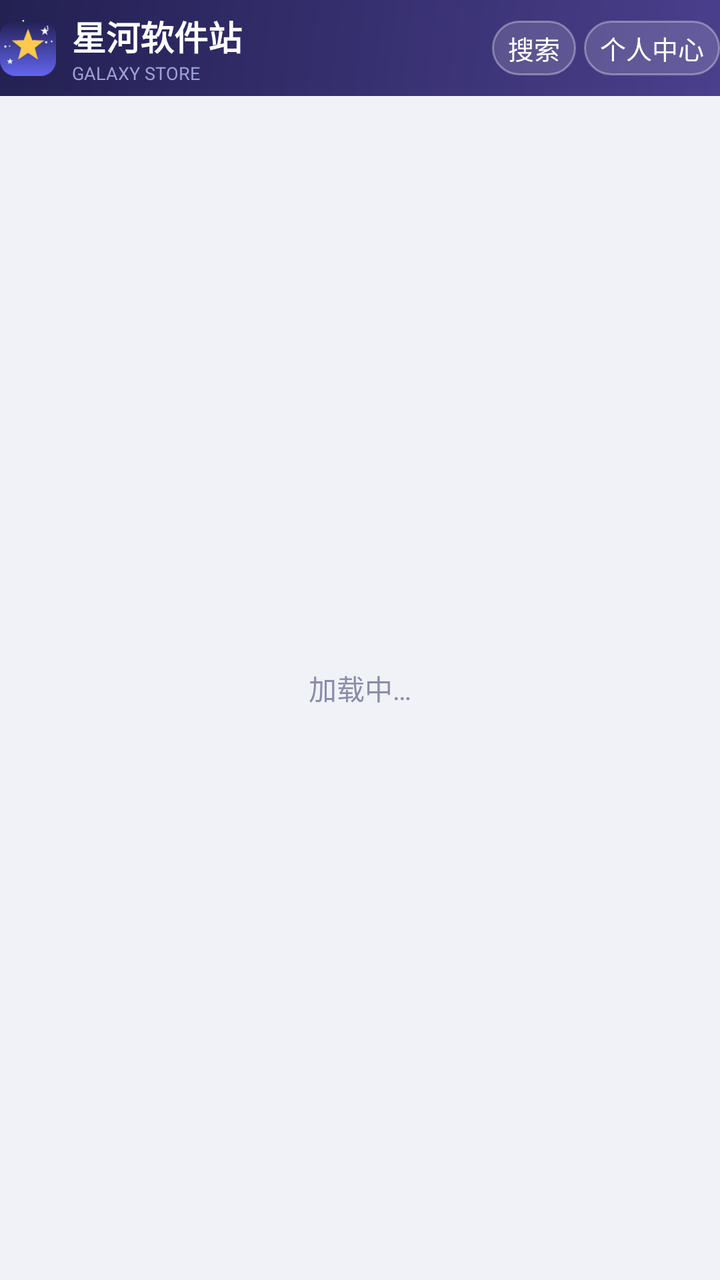
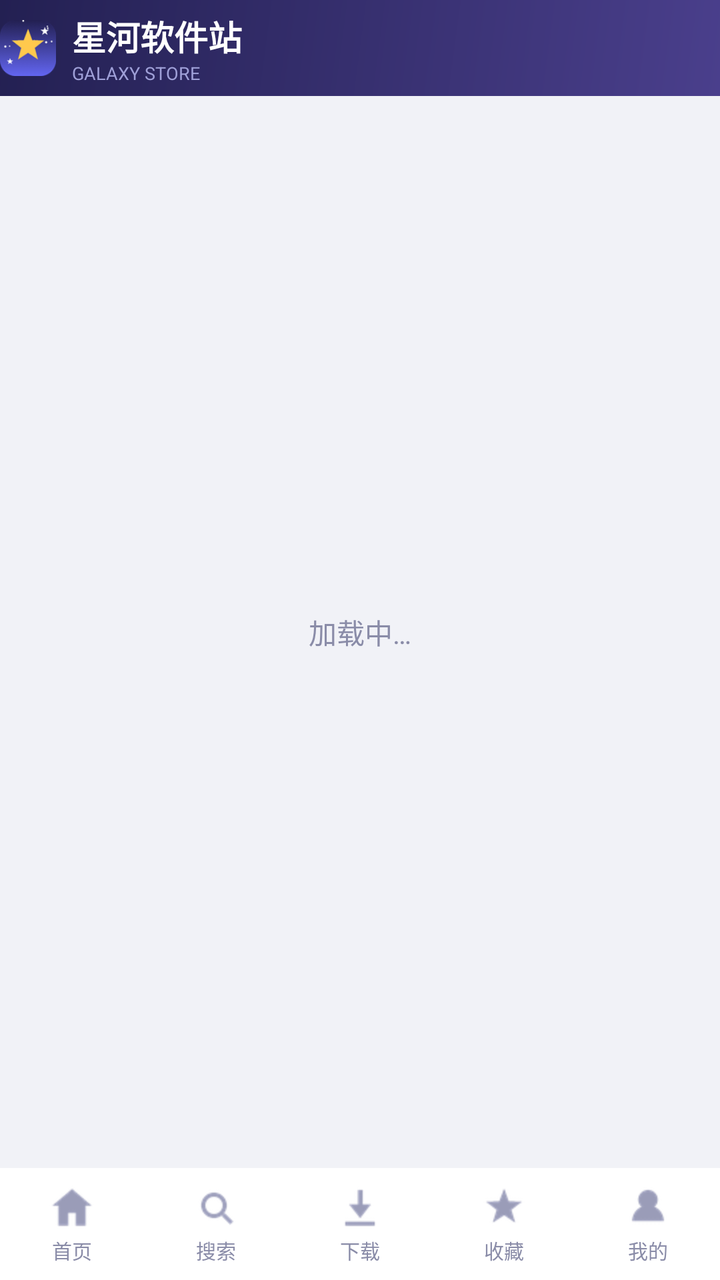

Before-and-after screenshots of an Android layout around one commit, followed by the original layout XML and the change that was made.
<!-- AndroidManifest.xml: application theme AppTheme -->
<!-- res/layout/main.xml -->
<?xml version="1.0" encoding="utf-8"?>
<LinearLayout xmlns:android="http://schemas.android.com/apk/res/android"
    android:layout_width="fill_parent"
    android:layout_height="fill_parent"
    android:orientation="vertical"
    android:background="@color/bg">

    
    <LinearLayout style="@style/HeaderBar">

        <ImageView
            android:layout_width="28dp"
            android:layout_height="28dp"
            android:src="@drawable/ic_logo" />

        <LinearLayout
            android:layout_width="0dp"
            android:layout_height="wrap_content"
            android:layout_weight="1"
            android:orientation="vertical"
            android:paddingLeft="8dp">

            <TextView
                android:layout_width="wrap_content"
                android:layout_height="wrap_content"
                android:text="@string/app_name"
                android:textColor="@color/white"
                android:textSize="17sp"
                android:textStyle="bold" />

            <TextView
                android:layout_width="wrap_content"
                android:layout_height="wrap_content"
                android:text="@string/app_slogan"
                android:textColor="#9FA0D8"
                android:textSize="9sp" />
        </LinearLayout>

        <TextView
            android:id="@+id/btn_header_search"
            style="@style/HeaderButton"
            android:text="@string/menu_search" />

        <TextView
            android:id="@+id/btn_header_me"
            style="@style/HeaderButton"
            android:text="@string/menu_me" />
    </LinearLayout>

    <TabHost
        android:id="@+id/tabhost"
        android:layout_width="fill_parent"
        android:layout_height="0dp"
        android:layout_weight="1">

        <LinearLayout
            android:layout_width="fill_parent"
            android:layout_height="fill_parent"
            android:orientation="vertical">

            <FrameLayout
                android:id="@android:id/tabcontent"
                android:layout_width="fill_parent"
                android:layout_height="0dp"
                android:layout_weight="1">

                <ListView
                    android:id="@+id/list_apps"
                    android:layout_width="fill_parent"
                    android:layout_height="fill_parent"
                    android:cacheColorHint="#00000000"
                    android:divider="@drawable/divider"
                    android:dividerHeight="8dp"
                    android:listSelector="@android:color/transparent"
                    android:paddingLeft="10dp"
                    android:paddingRight="10dp"
                    android:paddingTop="6dp"
                    android:scrollbarStyle="outsideOverlay" />

                <TextView
                    android:id="@+id/empty_view"
                    android:layout_width="wrap_content"
                    android:layout_height="wrap_content"
                    android:layout_gravity="center"
                    android:text="@string/loading"
                    android:textColor="@color/text_sub"
                    android:textSize="14sp" />
            </FrameLayout>

            <TabWidget
                android:id="@android:id/tabs"
                android:layout_width="fill_parent"
                android:layout_height="wrap_content"
                android:background="@drawable/bg_header"
                android:divider="@drawable/divider" />
        </LinearLayout>
    </TabHost>

</LinearLayout>
<!-- resources referenced by this layout -->
<resources>
  <color name="bg">#F1F2F7</color>
  <color name="text_sub">#8A8CA8</color>
  <color name="white">#FFFFFFFF</color>
  <string name="app_name">星河软件站</string>
  <string name="app_slogan">GALAXY STORE</string>
  <string name="loading">加载中…</string>
  <string name="menu_me">个人中心</string>
  <string name="menu_search">搜索</string>
  <style name="HeaderButton">
          <item name="android:layout_width">wrap_content</item>
          <item name="android:layout_height">wrap_content</item>
          <item name="android:textColor">@color/white</item>
          <item name="android:textSize">13sp</item>
          <item name="android:background">@drawable/btn_header</item>
          <item name="android:paddingLeft">8dp</item>
          <item name="android:paddingRight">8dp</item>
          <item name="android:paddingTop">4dp</item>
          <item name="android:paddingBottom">4dp</item>
          <item name="android:layout_marginLeft">4dp</item>
      </style>
  <style name="AppTheme" parent="@android:style/Theme.NoTitleBar">
          <item name="android:windowBackground">@color/bg</item>
      </style>
  <color name="header_start">#232052</color>
  <color name="header_end">#4A3F8C</color>
  <color name="divider">#E4E6F0</color>
  <!-- drawable btn_header (drawable) -->
  <?xml version="1.0" encoding="utf-8"?>
  <selector xmlns:android="http://schemas.android.com/apk/res/android">
      <item android:state_pressed="true">
          <shape android:shape="rectangle">
              <solid android:color="#44FFFFFF" />
              <corners android:radius="17dp" />
          </shape>
      </item>
      <item>
          <shape android:shape="rectangle">
              <solid android:color="#26FFFFFF" />
              <corners android:radius="17dp" />
              <stroke android:width="1dp" android:color="#55FFFFFF" />
          </shape>
      </item>
  </selector>
  <!-- unchanged entries left out for length: 4 -->
</resources>

<!-- the commit's change to res/layout/main.xml (unified diff, before → after) -->
@@ -2,8 +2,8 @@
 <LinearLayout xmlns:android="http://schemas.android.com/apk/res/android"
     android:layout_width="fill_parent"
     android:layout_height="fill_parent"
-    android:orientation="vertical"
-    android:background="@color/bg">
+    android:background="@color/bg"
+    android:orientation="vertical">
 
     
     <LinearLayout style="@style/HeaderBar">
@@ -16,9 +16,9 @@
         <LinearLayout
             android:layout_width="0dp"
             android:layout_height="wrap_content"
+            android:layout_marginLeft="8dp"
             android:layout_weight="1"
-            android:orientation="vertical"
-            android:paddingLeft="8dp">
+            android:orientation="vertical">
 
             <TextView
                 android:layout_width="wrap_content"
@@ -35,16 +35,6 @@
                 android:textColor="#9FA0D8"
                 android:textSize="9sp" />
         </LinearLayout>
-
-        <TextView
-            android:id="@+id/btn_header_search"
-            style="@style/HeaderButton"
-            android:text="@string/menu_search" />
-
-        <TextView
-            android:id="@+id/btn_header_me"
-            style="@style/HeaderButton"
-            android:text="@string/menu_me" />
     </LinearLayout>
 
     <TabHost
@@ -96,4 +86,103 @@
         </LinearLayout>
     </TabHost>
 
+    
+    <LinearLayout
+        android:id="@+id/bottom_nav"
+        android:layout_width="fill_parent"
+        android:layout_height="56dp"
+        android:background="@color/card"
+        android:orientation="horizontal">
+
+        <LinearLayout
+            android:id="@+id/nav_home"
+            style="@style/NavItem">
+
+            <ImageView
+                android:layout_width="24dp"
+                android:layout_height="24dp"
+                android:src="@drawable/nav_ic_home" />
+
+            <TextView
+                android:layout_width="wrap_content"
+                android:layout_height="wrap_content"
+                android:layout_marginTop="2dp"
+                android:text="@string/nav_home"
+                android:textColor="@color/nav_text"
+                android:textSize="10sp" />
+        </LinearLayout>
+
+        <LinearLayout
+            android:id="@+id/nav_search"
+            style="@style/NavItem">
+
+            <ImageView
+                android:layout_width="24dp"
+                android:layout_height="24dp"
+                android:src="@drawable/nav_ic_search" />
+
+            <TextView
+                android:layout_width="wrap_content"
+                android:layout_height="wrap_content"
+                android:layout_marginTop="2dp"
+                android:text="@string/nav_search"
+                android:textColor="@color/nav_text"
+                android:textSize="10sp" />
+        </LinearLayout>
+
+        <LinearLayout
+            android:id="@+id/nav_download"
+            style="@style/NavItem">
+
+            <ImageView
+                android:layout_width="24dp"
+                android:layout_height="24dp"
+                android:src="@drawable/nav_ic_download" />
+
+            <TextView
+                android:layout_width="wrap_content"
+                android:layout_height="wrap_content"
+                android:layout_marginTop="2dp"
+                android:text="@string/nav_download"
+                android:textColor="@color/nav_text"
+                android:textSize="10sp" />
+        </LinearLayout>
+
+        <LinearLayout
+            android:id="@+id/nav_fav"
+            style="@style/NavItem">
+
+            <ImageView
+                android:layout_width="24dp"
+                android:layout_height="24dp"
+                android:src="@drawable/nav_ic_fav" />
+
+            <TextView
+                android:layout_width="wrap_content"
+                android:layout_height="wrap_content"
+                android:layout_marginTop="2dp"
+                android:text="@string/nav_fav"
+                android:textColor="@color/nav_text"
+                android:textSize="10sp" />
+        </LinearLayout>
+
+        <LinearLayout
+            android:id="@+id/nav_me"
+            style="@style/NavItem">
+
+            <ImageView
+                android:layout_width="24dp"
+                android:layout_height="24dp"
+                android:src="@drawable/nav_ic_me" />
+
+            <TextView
+                android:layout_width="wrap_content"
+                android:layout_height="wrap_content"
+                android:layout_marginTop="2dp"
+                android:text="@string/nav_me"
+                android:textColor="@color/nav_text"
+                android:textSize="10sp" />
+        </LinearLayout>
+    </LinearLayout>
+
 </LinearLayout>
<!-- resource entries referenced after the edit -->
@@ -1,24 +1,56 @@
 <!-- resources referenced by this layout -->
 <resources>
   <color name="bg">#F1F2F7</color>
+  <color name="card">#FFFFFF</color>
   <color name="text_sub">#8A8CA8</color>
   <color name="white">#FFFFFFFF</color>
+  <!-- drawable nav_ic_download (drawable) -->
+  <?xml version="1.0" encoding="utf-8"?>
+  <selector xmlns:android="http://schemas.android.com/apk/res/android">
+      <item android:state_selected="true" android:drawable="@drawable/nav_download_on" />
+      <item android:drawable="@drawable/nav_download_off" />
+  </selector>
+  <!-- drawable nav_ic_fav (drawable) -->
+  <?xml version="1.0" encoding="utf-8"?>
+  <selector xmlns:android="http://schemas.android.com/apk/res/android">
+      <item android:state_selected="true" android:drawable="@drawable/nav_fav_on" />
+      <item android:drawable="@drawable/nav_fav_off" />
+  </selector>
+  <!-- drawable nav_ic_home (drawable) -->
+  <?xml version="1.0" encoding="utf-8"?>
+  <selector xmlns:android="http://schemas.android.com/apk/res/android">
+      <item android:state_selected="true" android:drawable="@drawable/nav_home_on" />
+      <item android:drawable="@drawable/nav_home_off" />
+  </selector>
+  <!-- drawable nav_ic_me (drawable) -->
+  <?xml version="1.0" encoding="utf-8"?>
+  <selector xmlns:android="http://schemas.android.com/apk/res/android">
+      <item android:state_selected="true" android:drawable="@drawable/nav_me_on" />
+      <item android:drawable="@drawable/nav_me_off" />
+  </selector>
+  <!-- drawable nav_ic_search (drawable) -->
+  <?xml version="1.0" encoding="utf-8"?>
+  <selector xmlns:android="http://schemas.android.com/apk/res/android">
+      <item android:state_selected="true" android:drawable="@drawable/nav_search_on" />
+      <item android:drawable="@drawable/nav_search_off" />
+  </selector>
   <string name="app_name">星河软件站</string>
   <string name="app_slogan">GALAXY STORE</string>
   <string name="loading">加载中…</string>
-  <string name="menu_me">个人中心</string>
-  <string name="menu_search">搜索</string>
-  <style name="HeaderButton">
-          <item name="android:layout_width">wrap_content</item>
-          <item name="android:layout_height">wrap_content</item>
-          <item name="android:textColor">@color/white</item>
-          <item name="android:textSize">13sp</item>
-          <item name="android:background">@drawable/btn_header</item>
-          <item name="android:paddingLeft">8dp</item>
-          <item name="android:paddingRight">8dp</item>
-          <item name="android:paddingTop">4dp</item>
-          <item name="android:paddingBottom">4dp</item>
-          <item name="android:layout_marginLeft">4dp</item>
+  <string name="nav_download">下载</string>
+  <string name="nav_fav">收藏</string>
+  <string name="nav_home">首页</string>
+  <string name="nav_me">我的</string>
+  <string name="nav_search">搜索</string>
+  <style name="NavItem">
+          <item name="android:layout_width">0dp</item>
+          <item name="android:layout_height">fill_parent</item>
+          <item name="android:layout_weight">1</item>
+          <item name="android:orientation">vertical</item>
+          <item name="android:gravity">center</item>
+          <item name="android:background">@drawable/nav_item_bg</item>
+          <item name="android:clickable">true</item>
+          <item name="android:focusable">true</item>
       </style>
   <style name="AppTheme" parent="@android:style/Theme.NoTitleBar">
           <item name="android:windowBackground">@color/bg</item>
@@ -26,23 +58,25 @@
   <color name="header_start">#232052</color>
   <color name="header_end">#4A3F8C</color>
   <color name="divider">#E4E6F0</color>
-  <!-- drawable btn_header (drawable) -->
+  <!-- drawable nav_download_on: png bitmap (drawable-hdpi, 973 bytes) -->
+  <!-- drawable nav_download_off: png bitmap (drawable-hdpi, 1010 bytes) -->
+  <!-- drawable nav_fav_on: png bitmap (drawable-hdpi, 1333 bytes) -->
+  <!-- drawable nav_fav_off: png bitmap (drawable-hdpi, 1357 bytes) -->
+  <!-- drawable nav_home_on: png bitmap (drawable-hdpi, 1040 bytes) -->
+  <!-- drawable nav_home_off: png bitmap (drawable-hdpi, 1079 bytes) -->
+  <!-- drawable nav_me_on: png bitmap (drawable-hdpi, 1063 bytes) -->
+  <!-- drawable nav_me_off: png bitmap (drawable-hdpi, 1097 bytes) -->
+  <!-- drawable nav_search_on: png bitmap (drawable-hdpi, 1243 bytes) -->
+  <!-- drawable nav_search_off: png bitmap (drawable-hdpi, 1390 bytes) -->
+  <!-- drawable nav_item_bg (drawable) -->
   <?xml version="1.0" encoding="utf-8"?>
   <selector xmlns:android="http://schemas.android.com/apk/res/android">
-      <item android:state_pressed="true">
-          <shape android:shape="rectangle">
-              <solid android:color="#44FFFFFF" />
-              <corners android:radius="17dp" />
-          </shape>
-      </item>
-      <item>
-          <shape android:shape="rectangle">
-              <solid android:color="#26FFFFFF" />
-              <corners android:radius="17dp" />
-              <stroke android:width="1dp" android:color="#55FFFFFF" />
-          </shape>
-      </item>
+      <item android:state_pressed="true" android:drawable="@color/pressed" />
+      <item android:state_selected="true" android:drawable="@color/nav_selected_bg" />
+      <item android:drawable="@android:color/transparent" />
   </selector>
+  <color name="pressed">#E8E9F8</color>
+  <color name="nav_selected_bg">#EFF0FD</color>
   <!-- unchanged entries left out for length: 4 -->
 </resources>
 
